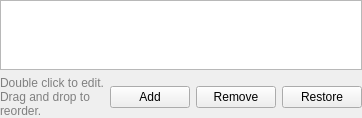
albertlauncher/plugins, file websearch/src/configwidget.ui: the form before one commit.
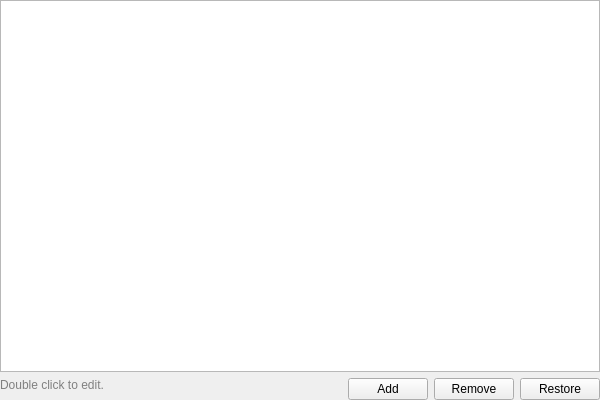
The form after the commit.

Diff of the .ui file:
```diff
--- a/websearch/src/configwidget.ui
+++ b/websearch/src/configwidget.ui
@@ -2,6 +2,14 @@
 <ui version="4.0">
  <class>ConfigWidget</class>
  <widget class="QWidget" name="ConfigWidget">
+  <property name="geometry">
+   <rect>
+    <x>0</x>
+    <y>0</y>
+    <width>600</width>
+    <height>400</height>
+   </rect>
+  </property>
   <layout class="QVBoxLayout" name="verticalLayout">
    <property name="leftMargin">
     <number>0</number>
@@ -21,13 +29,7 @@
       <enum>Qt::ScrollBarAsNeeded</enum>
      </property>
      <property name="horizontalScrollBarPolicy">
-      <enum>Qt::ScrollBarAlwaysOff</enum>
-     </property>
-     <property name="sizeAdjustPolicy">
-      <enum>QAbstractScrollArea::AdjustToContents</enum>
-     </property>
-     <property name="dragDropMode">
-      <enum>QAbstractItemView::InternalMove</enum>
+      <enum>Qt::ScrollBarAsNeeded</enum>
      </property>
      <property name="alternatingRowColors">
       <bool>true</bool>
@@ -41,12 +43,12 @@
      <property name="showGrid">
       <bool>false</bool>
      </property>
+     <property name="wordWrap">
+      <bool>false</bool>
+     </property>
      <attribute name="horizontalHeaderHighlightSections">
       <bool>false</bool>
      </attribute>
-     <attribute name="horizontalHeaderStretchLastSection">
-      <bool>true</bool>
-     </attribute>
      <attribute name="verticalHeaderVisible">
       <bool>false</bool>
      </attribute>
@@ -57,7 +59,7 @@
      <item>
       <widget class="QLabel" name="label">
        <property name="text">
-        <string>&lt;html&gt;&lt;head/&gt;&lt;body&gt;&lt;p&gt;&lt;span style=&quot;color:#808080;&quot;&gt;Double click to edit. Drag and drop to reorder.&lt;/span&gt;&lt;/p&gt;&lt;/body&gt;&lt;/html&gt;</string>
+        <string>&lt;html&gt;&lt;head/&gt;&lt;body&gt;&lt;p&gt;&lt;span style=&quot;color:#808080;&quot;&gt;Double click to edit.&lt;/span&gt;&lt;/p&gt;&lt;/body&gt;&lt;/html&gt;</string>
        </property>
        <property name="alignment">
         <set>Qt::AlignLeading|Qt::AlignLeft|Qt::AlignTop</set>
```
